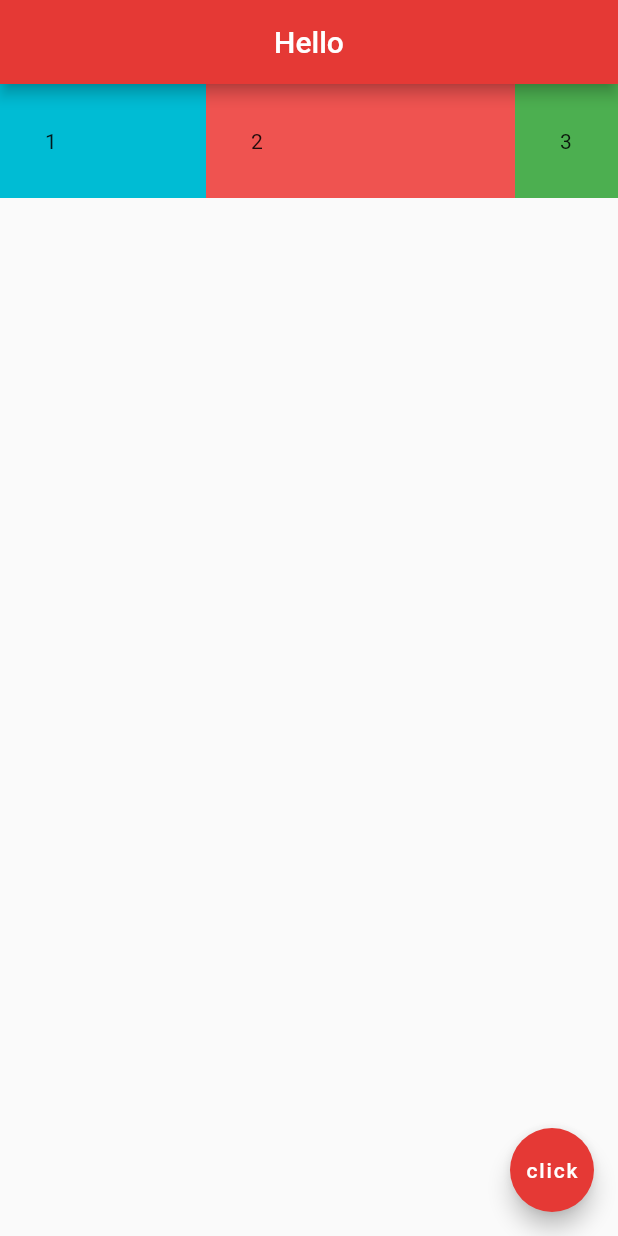
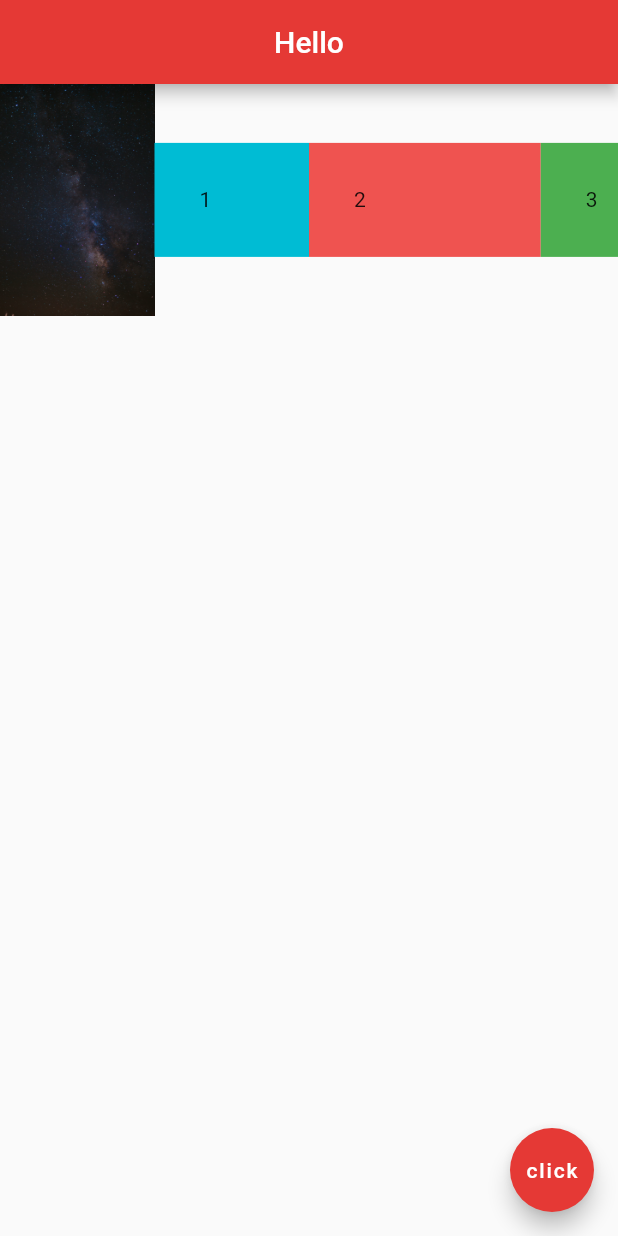
Before and after one commit to Noob-Dev-Official/flutter-tutorial, a Flutter app: the screen it shows after launch, on a phone screen of 412 x 824 dp. Run offline on Flutter 3.47's test engine with Material 2 defaults, Android fonts, the phone set to English and light mode, and no system bars.

Commit message:
added image to Expanded widget as an example

```diff
--- a/lib/main.dart
+++ b/lib/main.dart
@@ -1,10 +1,7 @@
 // ignore_for_file: prefer_const_constructors
 import 'package:flutter/material.dart';
 
-void main() => runApp(MaterialApp(
-  home: Home()
-));
-
+void main() => runApp(MaterialApp(home: Home()));
 
 class Home extends StatelessWidget {
   const Home({Key? key}) : super(key: key);
@@ -15,10 +12,10 @@ class Home extends StatelessWidget {
       appBar: AppBar(
           title: Text('Hello'),
           centerTitle: true,
-          backgroundColor: Colors.red[600]
-        ),
+          backgroundColor: Colors.red[600]),
       body: Row(
         children: [
+          Expanded(flex: 2, child: Image.asset('assets/space2.jpg')),
           Expanded(
             flex: 2,
             child: Container(
@@ -46,11 +43,12 @@ class Home extends StatelessWidget {
         ],
       ),
       floatingActionButton: FloatingActionButton(
-        onPressed: () {print('you clicked me');},
+        onPressed: () {
+          print('you clicked me');
+        },
         backgroundColor: Colors.red[600],
         child: Text('click'),
       ),
-
     );
   }
 }
```
